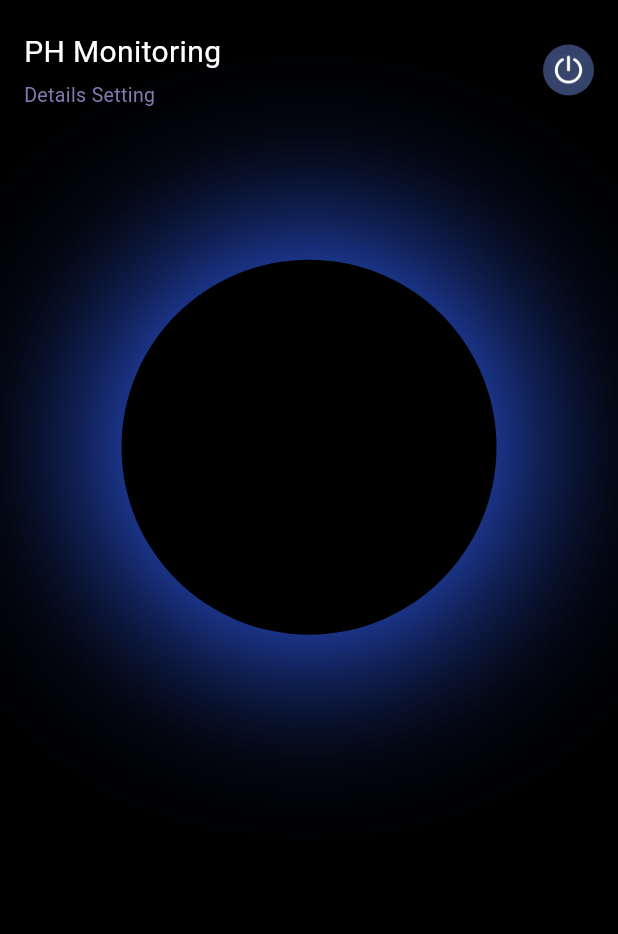
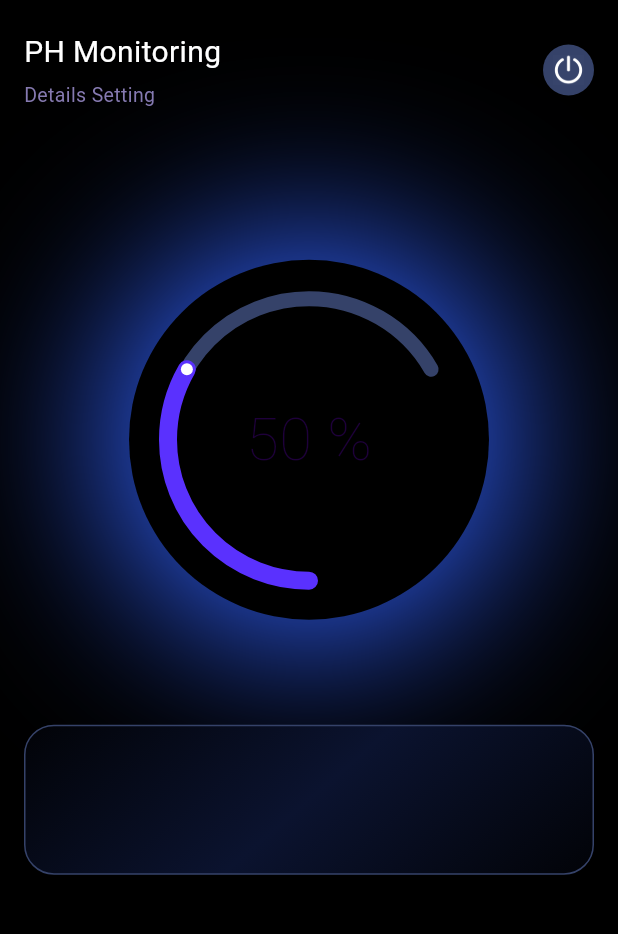
Before and after one commit to bagusirfanzah/AppMonitoring, a Flutter app: the PhScreen screen opened directly, on a phone screen of 412 x 824 dp, the part 75-1009 px from its top. Run offline on Flutter 3.47's test engine with Material 3 defaults, Android fonts, the light colour scheme and no system bars; drawn by our look-alikes of sleek_circular_slider; our stand-ins replace smooth_page_indicator.

Commit message:
add: circular bar monitors

```diff
--- a/lib/screen/ph_screen.dart
+++ b/lib/screen/ph_screen.dart
@@ -1,5 +1,6 @@
 import 'package:belajar_flutter/utils/colors.dart';
 import 'package:belajar_flutter/widget/app_text.dart';
+import 'package:belajar_flutter/widget/detail_monitor.dart';
 import 'package:belajar_flutter/widget/monitor.dart';
 import 'package:flutter/material.dart';
 
@@ -55,8 +56,10 @@ class PhScreen extends StatelessWidget {
                   )
                 ],
               ),
-              const SizedBox(height: 100),
-              const Monitor()
+              const SizedBox(height: 80),
+              const Monitor(),
+              const SizedBox(height: 50),
+              const DetailMonitor()
             ],
           ),
         ),
--- a/lib/screen/temperature_screen.dart
+++ b/lib/screen/temperature_screen.dart
@@ -1,5 +1,6 @@
 import 'package:belajar_flutter/utils/colors.dart';
 import 'package:belajar_flutter/widget/app_text.dart';
+import 'package:belajar_flutter/widget/detail_monitor.dart';
 import 'package:belajar_flutter/widget/monitor.dart';
 import 'package:flutter/material.dart';
 
@@ -64,8 +65,10 @@ class TemperatureScreen extends StatelessWidget {
                               scale: 25)))
                 ],
               ),
-              const SizedBox(height: 100),
-              const Monitor()
+              const SizedBox(height: 80),
+              const Monitor(),
+              const SizedBox(height: 50),
+              const DetailMonitor()
             ],
           ),
         ),
--- a/lib/utils/colors.dart
+++ b/lib/utils/colors.dart
@@ -10,3 +10,6 @@ const purpleColor = Color(0xFF5A31FE);
 const darkgreyColor = Color(0xFF354269);
 const lightgreyColor = Color(0xFF3B3163);
 const greyColor = Color(0xFF867AB1);
+
+// Gradient
+const darkgreyColor1 = Color(0xFF0B132F);
--- /dev/null
+++ b/lib/widget/detail_monitor.dart
@@ -0,0 +1,24 @@
+import 'package:belajar_flutter/utils/colors.dart';
+import 'package:flutter/material.dart';
+
+class DetailMonitor extends StatelessWidget {
+  const DetailMonitor({
+    super.key,
+  });
+
+  @override
+  Widget build(BuildContext context) {
+    return Container(
+      height: 100,
+      decoration: BoxDecoration(
+          border: Border.all(color: darkgreyColor),
+          borderRadius: BorderRadius.circular(20),
+          gradient: const LinearGradient(
+            transform: GradientRotation(4),
+            begin: Alignment.centerLeft,
+            end: Alignment.centerRight,
+            colors: [blackColor, darkgreyColor1, blackColor],
+          )),
+    );
+  }
+}
--- a/lib/widget/monitor.dart
+++ b/lib/widget/monitor.dart
@@ -1,5 +1,6 @@
 import 'package:belajar_flutter/utils/colors.dart';
 import 'package:flutter/material.dart';
+import 'package:sleek_circular_slider/sleek_circular_slider.dart';
 
 class Monitor extends StatelessWidget {
   const Monitor({
@@ -9,24 +10,30 @@ class Monitor extends StatelessWidget {
   @override
   Widget build(BuildContext context) {
     return Container(
-      height: 250,
+      padding: const EdgeInsets.all(20),
+      margin: const EdgeInsets.all(20),
       decoration: const BoxDecoration(
         boxShadow: [
-          BoxShadow(
-              color: blueColor,
-              blurRadius: 100,
-              spreadRadius: 15),
+          BoxShadow(color: blueColor, blurRadius: 100, spreadRadius: 15),
         ],
         color: blackColor,
         shape: BoxShape.circle,
-        // gradient: LinearGradient(
-        //   begin: Alignment.topRight,
-        //   end: Alignment.bottomLeft,
-        //   colors: [
-        //     blueColor,
-        //     purpleColor,
-        //   ],
-        // )
+      ),
+      child: SleekCircularSlider(
+        appearance: CircularSliderAppearance(
+          startAngle: 90,
+            size: 200,
+            customColors: CustomSliderColors(
+              trackColor: darkgreyColor,
+              dotColor: whiteColor,
+              progressBarColor: purpleColor,
+            ),
+            customWidths: CustomSliderWidths(
+              trackWidth: 10,
+              progressBarWidth: 12,
+              handlerSize: 4,
+            )),
+        onChange: (value) {},
       ),
     );
   }
```
